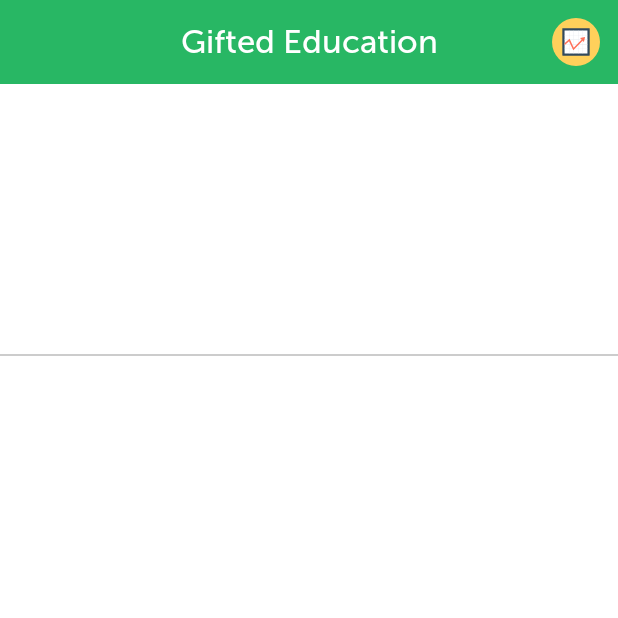
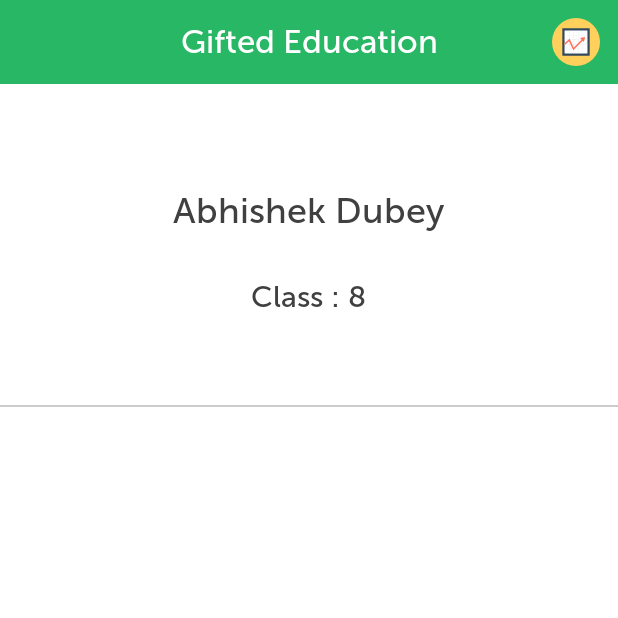
Before and after one commit to abhishekdubey331/Gifted, an Android app: the fragment ReviewFragment placed in its activity, on a phone screen of 412 x 824 dp, the top half of it. Run offline under Robolectric (Android 15) with nearby library versions, the phone set to English and light mode, and no system bars; libraries missing offline, so code that uses them is left out: com.thefinestartist, com.thefinestartist.utils; 2 statements that could not run were skipped.

Commit message:
all done

```diff
--- a/app/src/main/java/com/gifted/app/giftededucation/fragments/ReviewFragment.java
+++ b/app/src/main/java/com/gifted/app/giftededucation/fragments/ReviewFragment.java
@@ -9,6 +9,7 @@ import android.support.v7.widget.RecyclerView;
 import android.view.LayoutInflater;
 import android.view.View;
 import android.view.ViewGroup;
+import android.widget.TextView;
 
 import com.gifted.app.giftededucation.R;
 import com.gifted.app.giftededucation.adapters.OptionsAdapter;
@@ -22,16 +23,21 @@ public class ReviewFragment extends Fragment {
                              Bundle savedInstanceState) {
 
         OptionsAdapter optionsAdapter;
+        TextView name_user, user_class;
         View rootView = inflater.inflate(R.layout.fragment_review, container, false);
 
         ViewPager vp = (ViewPager) getActivity().findViewById(R.id.viewpager);
         RecyclerView recyclerView = (RecyclerView) rootView.findViewById(R.id.review_recycler);
+        name_user = (TextView) rootView.findViewById(R.id.name_user);
+        user_class = (TextView) rootView.findViewById(R.id.user_class);
 
         optionsAdapter = new OptionsAdapter(vp, getActivity());
         RecyclerView.LayoutManager mLayoutManager = new GridLayoutManager(Base.getContext(), 5);
         recyclerView.setLayoutManager(mLayoutManager);
         recyclerView.setItemAnimator(new DefaultItemAnimator());
         recyclerView.setAdapter(optionsAdapter);
+        name_user.setText("Abhishek Dubey");
+        user_class.setText("Class : 8");
 
 
         return rootView;
--- a/app/src/main/res/layout/custom_review.xml
+++ b/app/src/main/res/layout/custom_review.xml
@@ -1,8 +1,10 @@
 <?xml version="1.0" encoding="utf-8"?>
 <LinearLayout xmlns:android="http://schemas.android.com/apk/res/android"
     android:layout_width="match_parent"
+    android:layout_height="wrap_content"
     android:layout_marginBottom="10dp"
-    android:layout_height="wrap_content">
+    android:layout_marginLeft="@dimen/fab_margin"
+    android:layout_marginStart="@dimen/fab_margin">
 
     <com.gifted.app.giftededucation.customviews.CircularTextView
         android:id="@+id/circularTextView"
@@ -10,8 +12,8 @@
         android:layout_height="50dp"
         android:gravity="center"
         android:padding="3dp"
+        android:text="11"
         android:textColor="#FFF"
-        android:text="11"
         android:textSize="24sp" />
 
 
--- a/app/src/main/res/layout/fragment_review.xml
+++ b/app/src/main/res/layout/fragment_review.xml
@@ -7,11 +7,29 @@
     android:orientation="vertical"
     tools:context="com.gifted.app.giftededucation.fragments.ReviewFragment">
 
+    <com.gifted.app.giftededucation.customviews.FontTextView
+        android:id="@+id/name_user"
+        android:layout_width="wrap_content"
+        android:layout_height="wrap_content"
+        android:layout_gravity="center_horizontal"
+        android:layout_marginTop="50dp"
+        android:padding="20dp"
+        android:textColor="#404040"
+        android:textSize="24sp" />
+
+    <com.gifted.app.giftededucation.customviews.FontTextView
+        android:id="@+id/user_class"
+        android:layout_width="wrap_content"
+        android:layout_height="wrap_content"
+        android:layout_gravity="center_horizontal"
+        android:padding="10dp"
+        android:textColor="#404040"
+        android:textSize="20sp" />
 
     <RelativeLayout
         android:id="@+id/relative"
         android:layout_width="match_parent"
-        android:layout_height="180dp">
+        android:layout_height="50dp">
 
     </RelativeLayout>
 
```
